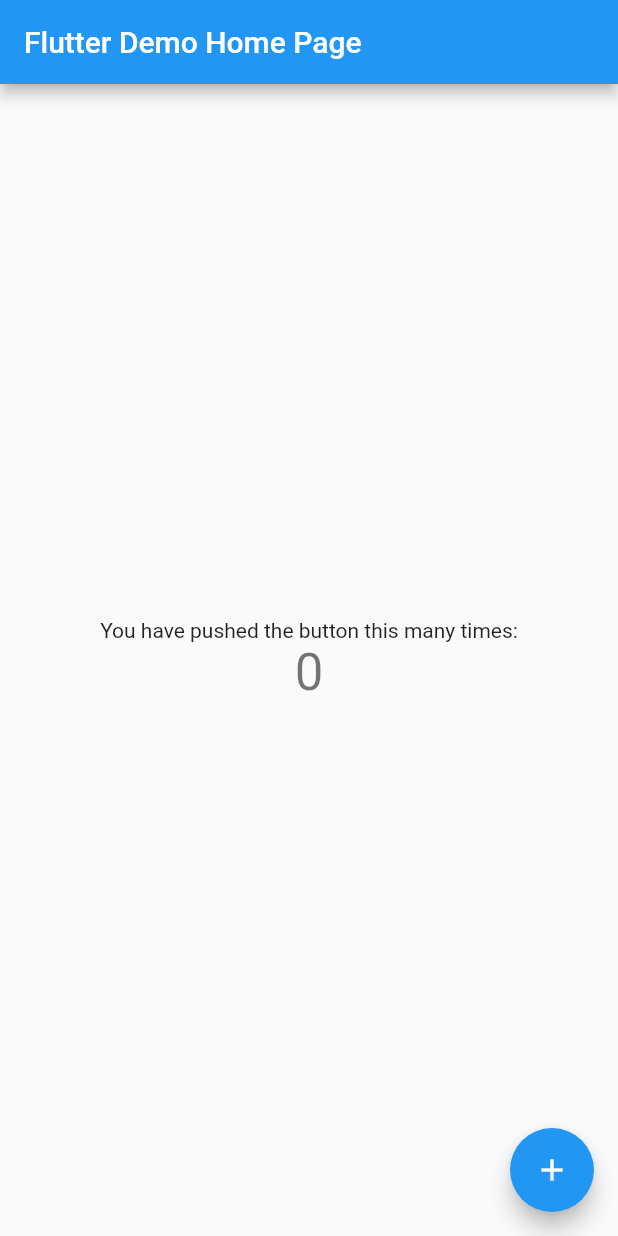
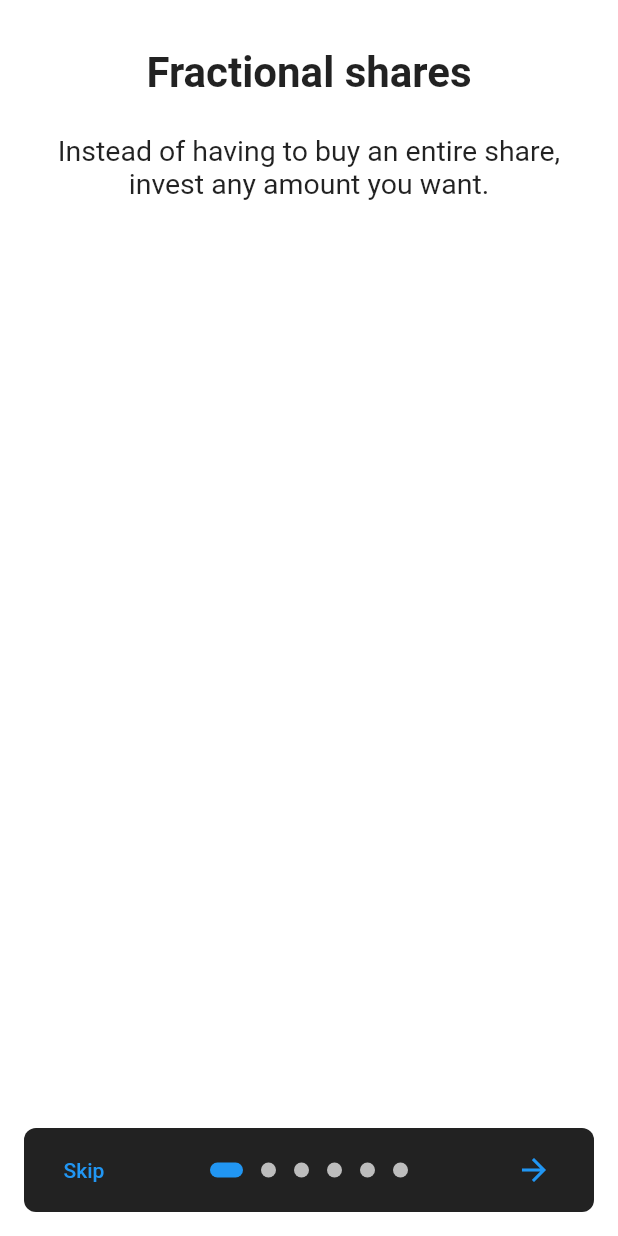
Before and after one commit to smnprc91/Drinks_App, a Flutter app: the screen it shows after launch, on a phone screen of 412 x 824 dp. Run offline on Flutter 3.47's test engine with Material 2 defaults, Android fonts, the phone set to English and light mode, and no system bars; drawn by our look-alikes of introduction_screen.

Commit message:
primo commit

```diff
--- a/lib/main.dart
+++ b/lib/main.dart
@@ -1,4 +1,5 @@
 import 'package:flutter/material.dart';
+import 'package:progdrinks/screen/firstStartingPage.dart';
 
 void main() {
   runApp(MyApp());
@@ -11,103 +12,10 @@ class MyApp extends StatelessWidget {
     return MaterialApp(
       title: 'Flutter Demo',
       theme: ThemeData(
-        // This is the theme of your application.
-        //
-        // Try running your application with "flutter run". You'll see the
-        // application has a blue toolbar. Then, without quitting the app, try
-        // changing the primarySwatch below to Colors.green and then invoke
-        // "hot reload" (press "r" in the console where you ran "flutter run",
-        // or simply save your changes to "hot reload" in a Flutter IDE).
-        // Notice that the counter didn't reset back to zero; the application
-        // is not restarted.
+
         primarySwatch: Colors.blue,
       ),
-      home: MyHomePage(title: 'Flutter Demo Home Page'),
+      home: FirstStartingPage(),
     );
   }
 }
-
-class MyHomePage extends StatefulWidget {
-  MyHomePage({Key? key, required this.title}) : super(key: key);
-
-  // This widget is the home page of your application. It is stateful, meaning
-  // that it has a State object (defined below) that contains fields that affect
-  // how it looks.
-
-  // This class is the configuration for the state. It holds the values (in this
-  // case the title) provided by the parent (in this case the App widget) and
-  // used by the build method of the State. Fields in a Widget subclass are
-  // always marked "final".
-
-  final String title;
-
-  @override
-  _MyHomePageState createState() => _MyHomePageState();
-}
-
-class _MyHomePageState extends State<MyHomePage> {
-  int _counter = 0;
-
-  void _incrementCounter() {
-    setState(() {
-      // This call to setState tells the Flutter framework that something has
-      // changed in this State, which causes it to rerun the build method below
-      // so that the display can reflect the updated values. If we changed
-      // _counter without calling setState(), then the build method would not be
-      // called again, and so nothing would appear to happen.
-      _counter++;
-    });
-  }
-
-  @override
-  Widget build(BuildContext context) {
-    // This method is rerun every time setState is called, for instance as done
-    // by the _incrementCounter method above.
-    //
-    // The Flutter framework has been optimized to make rerunning build methods
-    // fast, so that you can just rebuild anything that needs updating rather
-    // than having to individually change instances of widgets.
-    return Scaffold(
-      appBar: AppBar(
-        // Here we take the value from the MyHomePage object that was created by
-        // the App.build method, and use it to set our appbar title.
-        title: Text(widget.title),
-      ),
-      body: Center(
-        // Center is a layout widget. It takes a single child and positions it
-        // in the middle of the parent.
-        child: Column(
-          // Column is also a layout widget. It takes a list of children and
-          // arranges them vertically. By default, it sizes itself to fit its
-          // children horizontally, and tries to be as tall as its parent.
-          //
-          // Invoke "debug painting" (press "p" in the console, choose the
-          // "Toggle Debug Paint" action from the Flutter Inspector in Android
-          // Studio, or the "Toggle Debug Paint" command in Visual Studio Code)
-          // to see the wireframe for each widget.
-          //
-          // Column has various properties to control how it sizes itself and
-          // how it positions its children. Here we use mainAxisAlignment to
-          // center the children vertically; the main axis here is the vertical
-          // axis because Columns are vertical (the cross axis would be
-          // horizontal).
-          mainAxisAlignment: MainAxisAlignment.center,
-          children: <Widget>[
-            Text(
-              'You have pushed the button this many times:',
-            ),
-            Text(
-              '$_counter',
-              style: Theme.of(context).textTheme.headline4,
-            ),
-          ],
-        ),
-      ),
-      floatingActionButton: FloatingActionButton(
-        onPressed: _incrementCounter,
-        tooltip: 'Increment',
-        child: Icon(Icons.add),
-      ), // This trailing comma makes auto-formatting nicer for build methods.
-    );
-  }
-}
--- /dev/null
+++ b/lib/screen/firstStartingPage.dart
@@ -0,0 +1,156 @@
+import 'package:flutter/foundation.dart';
+import 'package:flutter/material.dart';
+import 'package:introduction_screen/introduction_screen.dart';
+import 'package:progdrinks/screen/homepage.dart';
+
+class FirstStartingPage extends StatefulWidget {
+  const FirstStartingPage({ Key? key }) : super(key: key);
+
+  @override
+  _FirstStartingPageState createState() => _FirstStartingPageState();
+}
+
+class _FirstStartingPageState extends State<FirstStartingPage> {
+   final introKey = GlobalKey<IntroductionScreenState>();
+
+  void _onIntroEnd(context) {
+    Navigator.of(context).push(
+      MaterialPageRoute(builder: (_) => HomePage()),
+    );
+  }
+
+
+
+
+
+  @override
+  Widget build(BuildContext context) {
+    const bodyStyle = TextStyle(fontSize: 19.0);
+
+    const pageDecoration = const PageDecoration(
+      titleTextStyle: TextStyle(fontSize: 28.0, fontWeight: FontWeight.w700),
+      bodyTextStyle: bodyStyle,
+      descriptionPadding: EdgeInsets.fromLTRB(16.0, 0.0, 16.0, 16.0),
+      pageColor: Colors.white,
+      imagePadding: EdgeInsets.zero,
+    );
+
+    return IntroductionScreen(
+      key: introKey,
+      globalBackgroundColor: Colors.white,
+      globalHeader: Align(
+        alignment: Alignment.topRight,
+        child: SafeArea(
+          child: Padding(
+            padding: const EdgeInsets.only(top: 16, right: 16),
+
+          ),
+        ),
+      ),
+
+      pages: [
+        PageViewModel(
+          title: "Fractional shares",
+          body:
+              "Instead of having to buy an entire share, invest any amount you want.",
+
+          decoration: pageDecoration,
+        ),
+        PageViewModel(
+          title: "Learn as you go",
+          body:
+              "Download the Stockpile app and master the market with our mini-lesson.",
+
+          decoration: pageDecoration,
+        ),
+        PageViewModel(
+          title: "Kids and teens",
+          body:
+              "Kids and teens can track their stocks 24/7 and place trades that you approve.",
+
+          decoration: pageDecoration,
+        ),
+        PageViewModel(
+          title: "Full Screen Page",
+          body:
+              "Pages can be full screen as well.\n\nLorem ipsum dolor sit amet, consectetur adipiscing elit. Nunc id euismod lectus, non tempor felis. Nam rutrum rhoncus est ac venenatis.",
+
+          decoration: pageDecoration.copyWith(
+            contentMargin: const EdgeInsets.symmetric(horizontal: 16),
+            fullScreen: true,
+            bodyFlex: 2,
+            imageFlex: 3,
+          ),
+        ),
+        PageViewModel(
+          title: "Another title page",
+          body: "Another beautiful body text for this example onboarding",
+
+          footer: ElevatedButton(
+            onPressed: () {
+              introKey.currentState?.animateScroll(0);
+            },
+            child: const Text(
+              'FooButton',
+              style: TextStyle(color: Colors.white),
+            ),
+            style: ElevatedButton.styleFrom(
+              primary: Colors.lightBlue,
+              shape: RoundedRectangleBorder(
+                borderRadius: BorderRadius.circular(8.0),
+              ),
+            ),
+          ),
+          decoration: pageDecoration,
+        ),
+        PageViewModel(
+          title: "Title of last page - reversed",
+          bodyWidget: Row(
+            mainAxisAlignment: MainAxisAlignment.center,
+            children: const [
+              Text("Click on ", style: bodyStyle),
+              Icon(Icons.edit),
+              Text(" to edit a post", style: bodyStyle),
+            ],
+          ),
+          decoration: pageDecoration.copyWith(
+            bodyFlex: 2,
+            imageFlex: 4,
+            bodyAlignment: Alignment.bottomCenter,
+            imageAlignment: Alignment.topCenter,
+          ),
+
+          reverse: true,
+        ),
+      ],
+      onDone: () => _onIntroEnd(context),
+      //onSkip: () => _onIntroEnd(context), // You can override onSkip callback
+      showSkipButton: true,
+      skipFlex: 0,
+      nextFlex: 0,
+      //rtl: true, // Display as right-to-left
+      skip: const Text('Skip'),
+      next: const Icon(Icons.arrow_forward),
+      done: const Text('Done', style: TextStyle(fontWeight: FontWeight.w600)),
+      curve: Curves.fastLinearToSlowEaseIn,
+      controlsMargin: const EdgeInsets.all(16),
+      controlsPadding: kIsWeb
+          ? const EdgeInsets.all(12.0)
+          : const EdgeInsets.fromLTRB(8.0, 4.0, 8.0, 4.0),
+      dotsDecorator: const DotsDecorator(
+        size: Size(10.0, 10.0),
+        color: Color(0xFFBDBDBD),
+        activeSize: Size(22.0, 10.0),
+        activeShape: RoundedRectangleBorder(
+          borderRadius: BorderRadius.all(Radius.circular(25.0)),
+        ),
+      ),
+      dotsContainerDecorator: const ShapeDecoration(
+        color: Colors.black87,
+        shape: RoundedRectangleBorder(
+          borderRadius: BorderRadius.all(Radius.circular(8.0)),
+        ),
+      ),
+    );
+  }
+}
--- /dev/null
+++ b/lib/screen/homepage.dart
@@ -0,0 +1,18 @@
+import 'package:flutter/material.dart';
+
+class HomePage extends StatefulWidget {
+  const HomePage({ Key? key }) : super(key: key);
+
+  @override
+  _HomePageState createState() => _HomePageState();
+}
+
+class _HomePageState extends State<HomePage> {
+  @override
+  Widget build(BuildContext context) {
+    return Container(
+      child: Text('ciaone rubicone'),
+
+    );
+  }
+}
--- a/pubspec.yaml
+++ b/pubspec.yaml
@@ -21,13 +21,16 @@ environment:
   sdk: ">=2.12.0 <3.0.0"
 
 dependencies:
+
   flutter:
     sdk: flutter
+
 
 
   # The following adds the Cupertino Icons font to your application.
   # Use with the CupertinoIcons class for iOS style icons.
   cupertino_icons: ^1.0.2
+  introduction_screen: ^2.1.0
 
 dev_dependencies:
   flutter_test:
```
Also changed, not shown: pubspec.lock, 3 other files.
